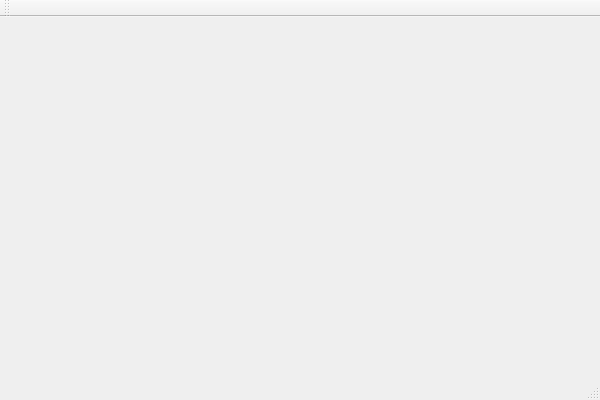
This is forms/mainwindow.ui in petersivak/FeedforwardNeuralNetworkTrainer as Qt 5 draws it before an edit. The edited form follows.
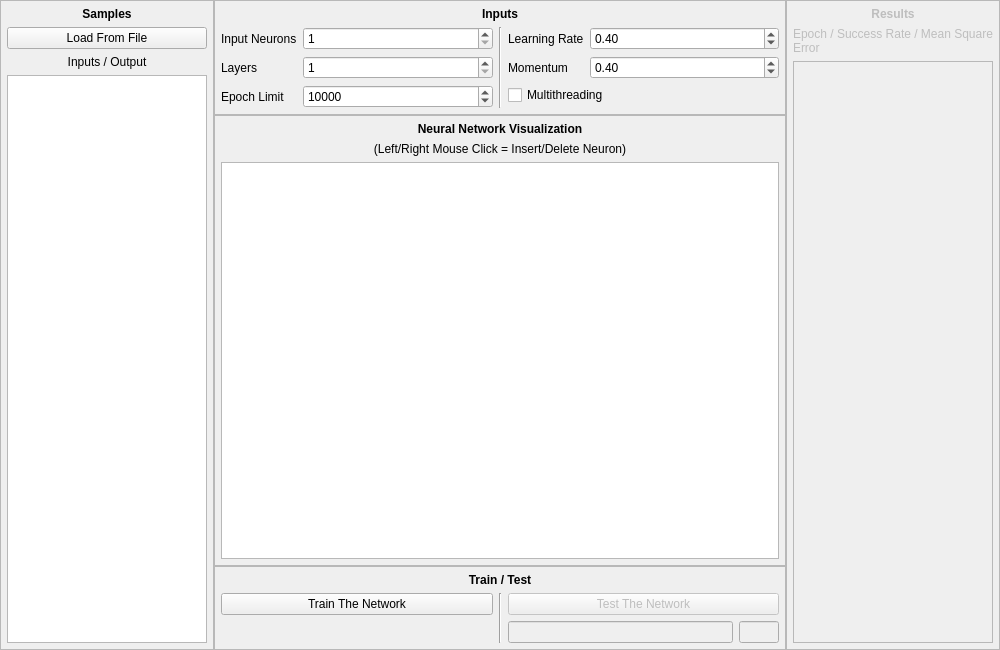
This is the edited form.

Commit message: Created GUI of application

Diff of the .ui file:
```diff
--- a/forms/mainwindow.ui
+++ b/forms/mainwindow.ui
@@ -6,33 +6,641 @@
    <rect>
     <x>0</x>
     <y>0</y>
-    <width>600</width>
-    <height>400</height>
+    <width>1000</width>
+    <height>650</height>
    </rect>
   </property>
   <property name="windowTitle">
    <string>Feedforward Neural Network Trainer</string>
   </property>
-  <widget class="QWidget" name="centralWidget"/>
-  <widget class="QMenuBar" name="menuBar">
-   <property name="geometry">
-    <rect>
-     <x>0</x>
-     <y>0</y>
-     <width>600</width>
-     <height>30</height>
-    </rect>
-   </property>
+  <widget class="QWidget" name="centralWidget">
+   <layout class="QHBoxLayout" name="horizontalLayout">
+    <property name="spacing">
+     <number>0</number>
+    </property>
+    <property name="margin">
+     <number>0</number>
+    </property>
+    <item>
+     <widget class="QFrame" name="samplesPanel">
+      <property name="sizePolicy">
+       <sizepolicy hsizetype="Fixed" vsizetype="Preferred">
+        <horstretch>0</horstretch>
+        <verstretch>0</verstretch>
+       </sizepolicy>
+      </property>
+      <property name="frameShape">
+       <enum>QFrame::StyledPanel</enum>
+      </property>
+      <property name="frameShadow">
+       <enum>QFrame::Raised</enum>
+      </property>
+      <layout class="QVBoxLayout" name="verticalLayout_2">
+       <property name="margin">
+        <number>6</number>
+       </property>
+       <item>
+        <widget class="QLabel" name="samplesLabel">
+         <property name="font">
+          <font>
+           <weight>75</weight>
+           <italic>false</italic>
+           <bold>true</bold>
+          </font>
+         </property>
+         <property name="text">
+          <string>Samples</string>
+         </property>
+         <property name="alignment">
+          <set>Qt::AlignCenter</set>
+         </property>
+        </widget>
+       </item>
+       <item>
+        <widget class="QPushButton" name="loadButton">
+         <property name="text">
+          <string>Load From File</string>
+         </property>
+        </widget>
+       </item>
+       <item>
+        <widget class="QLabel" name="samplesSubLabel">
+         <property name="text">
+          <string>Inputs / Output</string>
+         </property>
+         <property name="alignment">
+          <set>Qt::AlignCenter</set>
+         </property>
+        </widget>
+       </item>
+       <item>
+        <widget class="QPlainTextEdit" name="samplesTextEdit">
+         <property name="sizePolicy">
+          <sizepolicy hsizetype="Ignored" vsizetype="Expanding">
+           <horstretch>0</horstretch>
+           <verstretch>0</verstretch>
+          </sizepolicy>
+         </property>
+         <property name="minimumSize">
+          <size>
+           <width>200</width>
+           <height>0</height>
+          </size>
+         </property>
+         <property name="lineWrapMode">
+          <enum>QPlainTextEdit::NoWrap</enum>
+         </property>
+        </widget>
+       </item>
+      </layout>
+     </widget>
+    </item>
+    <item>
+     <widget class="QWidget" name="middlePanel" native="true">
+      <layout class="QVBoxLayout" name="verticalLayout">
+       <property name="spacing">
+        <number>0</number>
+       </property>
+       <property name="margin">
+        <number>0</number>
+       </property>
+       <item>
+        <widget class="QFrame" name="inputsPanel">
+         <property name="frameShape">
+          <enum>QFrame::StyledPanel</enum>
+         </property>
+         <property name="frameShadow">
+          <enum>QFrame::Raised</enum>
+         </property>
+         <layout class="QVBoxLayout" name="verticalLayout_3">
+          <property name="margin">
+           <number>6</number>
+          </property>
+          <item>
+           <widget class="QLabel" name="inputsLabel">
+            <property name="font">
+             <font>
+              <weight>75</weight>
+              <bold>true</bold>
+             </font>
+            </property>
+            <property name="text">
+             <string>Inputs</string>
+            </property>
+            <property name="alignment">
+             <set>Qt::AlignCenter</set>
+            </property>
+           </widget>
+          </item>
+          <item>
+           <widget class="QWidget" name="widget_6" native="true">
+            <property name="minimumSize">
+             <size>
+              <width>0</width>
+              <height>0</height>
+             </size>
+            </property>
+            <layout class="QHBoxLayout" name="horizontalLayout_4">
+             <property name="margin">
+              <number>0</number>
+             </property>
+             <item>
+              <layout class="QFormLayout" name="formLayout">
+               <property name="fieldGrowthPolicy">
+                <enum>QFormLayout::AllNonFixedFieldsGrow</enum>
+               </property>
+               <property name="rowWrapPolicy">
+                <enum>QFormLayout::DontWrapRows</enum>
+               </property>
+               <item row="0" column="0">
+                <widget class="QLabel" name="inputNeuronsLabel">
+                 <property name="text">
+                  <string>Input Neurons</string>
+                 </property>
+                </widget>
+               </item>
+               <item row="1" column="0">
+                <widget class="QLabel" name="layersLabel">
+                 <property name="text">
+                  <string>Layers</string>
+                 </property>
+                </widget>
+               </item>
+               <item row="2" column="0">
+                <widget class="QLabel" name="epochLimitLabel">
+                 <property name="text">
+                  <string>Epoch Limit</string>
+                 </property>
+                </widget>
+               </item>
+               <item row="0" column="1">
+                <widget class="QSpinBox" name="inputNeuronsSpinBox">
+                 <property name="minimum">
+                  <number>1</number>
+                 </property>
+                 <property name="maximum">
+                  <number>1000</number>
+                 </property>
+                </widget>
+               </item>
+               <item row="1" column="1">
+                <widget class="QSpinBox" name="layersSpinBox">
+                 <property name="minimum">
+                  <number>1</number>
+                 </property>
+                 <property name="maximum">
+                  <number>1000</number>
+                 </property>
+                </widget>
+               </item>
+               <item row="2" column="1">
+                <widget class="QSpinBox" name="epochLimitSpinBox">
+                 <property name="minimum">
+                  <number>1</number>
+                 </property>
+                 <property name="maximum">
+                  <number>1000000000</number>
+                 </property>
+                 <property name="value">
+                  <number>10000</number>
+                 </property>
+                </widget>
+               </item>
+              </layout>
+             </item>
+             <item>
+              <widget class="Line" name="line_2">
+               <property name="orientation">
+                <enum>Qt::Vertical</enum>
+               </property>
+              </widget>
+             </item>
+             <item>
+              <layout class="QFormLayout" name="formLayout_3">
+               <property name="fieldGrowthPolicy">
+                <enum>QFormLayout::AllNonFixedFieldsGrow</enum>
+               </property>
+               <item row="0" column="0">
+                <widget class="QLabel" name="learningRateLabel">
+                 <property name="text">
+                  <string>Learning Rate</string>
+                 </property>
+                </widget>
+               </item>
+               <item row="0" column="1">
+                <widget class="QDoubleSpinBox" name="learningRateSpinBox">
+                 <property name="maximum">
+                  <double>1.000000000000000</double>
+                 </property>
+                 <property name="singleStep">
+                  <double>0.050000000000000</double>
+                 </property>
+                 <property name="value">
+                  <double>0.400000000000000</double>
+                 </property>
+                </widget>
+               </item>
+               <item row="1" column="0">
+                <widget class="QLabel" name="momentumLabel">
+                 <property name="text">
+                  <string>Momentum</string>
+                 </property>
+                </widget>
+               </item>
+               <item row="1" column="1">
+                <widget class="QDoubleSpinBox" name="momentumSpinBox">
+                 <property name="maximum">
+                  <double>1.000000000000000</double>
+                 </property>
+                 <property name="singleStep">
+                  <double>0.050000000000000</double>
+                 </property>
+                 <property name="value">
+                  <double>0.400000000000000</double>
+                 </property>
+                </widget>
+               </item>
+               <item row="2" column="0" colspan="2">
+                <widget class="QCheckBox" name="multithreadingCheckBox">
+                 <property name="text">
+                  <string>Multithreading</string>
+                 </property>
+                </widget>
+               </item>
+              </layout>
+             </item>
+            </layout>
+           </widget>
+          </item>
+         </layout>
+        </widget>
+       </item>
+       <item>
+        <widget class="QFrame" name="visualizationPanel">
+         <property name="frameShape">
+          <enum>QFrame::StyledPanel</enum>
+         </property>
+         <property name="frameShadow">
+          <enum>QFrame::Raised</enum>
+         </property>
+         <layout class="QVBoxLayout" name="verticalLayout_4">
+          <property name="margin">
+           <number>6</number>
+          </property>
+          <item>
+           <widget class="QLabel" name="visualizationLabel">
+            <property name="font">
+             <font>
+              <weight>75</weight>
+              <bold>true</bold>
+             </font>
+            </property>
+            <property name="text">
+             <string>Neural Network Visualization</string>
+            </property>
+            <property name="alignment">
+             <set>Qt::AlignCenter</set>
+            </property>
+           </widget>
+          </item>
+          <item>
+           <widget class="QLabel" name="visualizationSubLabel">
+            <property name="text">
+             <string>(Left/Right Mouse Click = Insert/Delete Neuron)</string>
+            </property>
+            <property name="alignment">
+             <set>Qt::AlignCenter</set>
+            </property>
+           </widget>
+          </item>
+          <item>
+           <widget class="QGraphicsView" name="visualizationGraphicsView">
+            <property name="minimumSize">
+             <size>
+              <width>400</width>
+              <height>250</height>
+             </size>
+            </property>
+           </widget>
+          </item>
+         </layout>
+        </widget>
+       </item>
+       <item>
+        <widget class="QFrame" name="trainTestPanel">
+         <property name="frameShape">
+          <enum>QFrame::StyledPanel</enum>
+         </property>
+         <property name="frameShadow">
+          <enum>QFrame::Raised</enum>
+         </property>
+         <layout class="QVBoxLayout" name="verticalLayout_5">
+          <property name="margin">
+           <number>6</number>
+          </property>
+          <item>
+           <widget class="QLabel" name="trainTestLabel">
+            <property name="font">
+             <font>
+              <weight>75</weight>
+              <bold>true</bold>
+             </font>
+            </property>
+            <property name="text">
+             <string>Train / Test</string>
+            </property>
+            <property name="alignment">
+             <set>Qt::AlignCenter</set>
+            </property>
+           </widget>
+          </item>
+          <item>
+           <widget class="QWidget" name="widget_2" native="true">
+            <layout class="QHBoxLayout" name="horizontalLayout_2">
+             <property name="margin">
+              <number>0</number>
+             </property>
+             <item>
+              <widget class="QWidget" name="trainPanel" native="true">
+               <property name="sizePolicy">
+                <sizepolicy hsizetype="Ignored" vsizetype="Preferred">
+                 <horstretch>0</horstretch>
+                 <verstretch>0</verstretch>
+                </sizepolicy>
+               </property>
+               <layout class="QVBoxLayout" name="verticalLayout_7">
+                <property name="spacing">
+                 <number>6</number>
+                </property>
+                <property name="sizeConstraint">
+                 <enum>QLayout::SetDefaultConstraint</enum>
+                </property>
+                <property name="margin">
+                 <number>0</number>
+                </property>
+                <item>
+                 <widget class="QPushButton" name="trainStopButton">
+                  <property name="text">
+                   <string>Train The Network</string>
+                  </property>
+                 </widget>
+                </item>
+                <item>
+                 <widget class="QStackedWidget" name="stackedWidget_2">
+                  <property name="sizePolicy">
+                   <sizepolicy hsizetype="Preferred" vsizetype="Fixed">
+                    <horstretch>0</horstretch>
+                    <verstretch>0</verstretch>
+                   </sizepolicy>
+                  </property>
+                  <property name="currentIndex">
+                   <number>1</number>
+                  </property>
+                  <widget class="QWidget" name="page_3">
+                   <layout class="QVBoxLayout" name="verticalLayout_9">
+                    <property name="margin">
+                     <number>0</number>
+                    </property>
+                    <item>
+                     <widget class="QProgressBar" name="trainProgressBar">
+                      <property name="value">
+                       <number>24</number>
+                      </property>
+                     </widget>
+                    </item>
+                   </layout>
+                  </widget>
+                  <widget class="QWidget" name="page_3">
+                   <layout class="QVBoxLayout" name="verticalLayout_10">
+                    <property name="margin">
+                     <number>0</number>
+                    </property>
+                    <item>
+                     <widget class="QLabel" name="elapsedTimeLabel">
+                      <property name="text">
+                       <string/>
+                      </property>
+                      <property name="alignment">
+                       <set>Qt::AlignCenter</set>
+                      </property>
+                     </widget>
+                    </item>
+                   </layout>
+                  </widget>
+                 </widget>
+                </item>
+                <item>
+                 <spacer name="verticalSpacer">
+                  <property name="orientation">
+                   <enum>Qt::Vertical</enum>
+                  </property>
+                  <property name="sizeType">
+                   <enum>QSizePolicy::Ignored</enum>
+                  </property>
+                  <property name="sizeHint" stdset="0">
+                   <size>
+                    <width>0</width>
+                    <height>0</height>
+                   </size>
+                  </property>
+                 </spacer>
+                </item>
+               </layout>
+              </widget>
+             </item>
+             <item>
+              <widget class="Line" name="line">
+               <property name="orientation">
+                <enum>Qt::Vertical</enum>
+               </property>
+              </widget>
+             </item>
+             <item>
+              <widget class="QWidget" name="testPanel" native="true">
+               <property name="enabled">
+                <bool>false</bool>
+               </property>
+               <property name="sizePolicy">
+                <sizepolicy hsizetype="Ignored" vsizetype="Preferred">
+                 <horstretch>0</horstretch>
+                 <verstretch>0</verstretch>
+                </sizepolicy>
+               </property>
+               <layout class="QVBoxLayout" name="verticalLayout_8">
+                <property name="margin">
+                 <number>0</number>
+                </property>
+                <item>
+                 <widget class="QPushButton" name="testButton">
+                  <property name="text">
+                   <string>Test The Network</string>
+                  </property>
+                 </widget>
+                </item>
+                <item>
+                 <widget class="QWidget" name="widget_5" native="true">
+                  <layout class="QHBoxLayout" name="horizontalLayout_3">
+                   <property name="spacing">
+                    <number>6</number>
+                   </property>
+                   <property name="margin">
+                    <number>0</number>
+                   </property>
+                   <item>
+                    <widget class="QLineEdit" name="testInputsLineEdit">
+                     <property name="text">
+                      <string/>
+                     </property>
+                     <property name="alignment">
+                      <set>Qt::AlignLeading|Qt::AlignLeft|Qt::AlignVCenter</set>
+                     </property>
+                    </widget>
+                   </item>
+                   <item>
+                    <widget class="QLineEdit" name="testOutputLineEdit">
+                     <property name="sizePolicy">
+                      <sizepolicy hsizetype="Fixed" vsizetype="Fixed">
+                       <horstretch>0</horstretch>
+                       <verstretch>0</verstretch>
+                      </sizepolicy>
+                     </property>
+                     <property name="maximumSize">
+                      <size>
+                       <width>40</width>
+                       <height>16777215</height>
+                      </size>
+                     </property>
+                     <property name="maxLength">
+                      <number>1</number>
+                     </property>
+                     <property name="frame">
+                      <bool>true</bool>
+                     </property>
+                     <property name="alignment">
+                      <set>Qt::AlignCenter</set>
+                     </property>
+                     <property name="dragEnabled">
+                      <bool>false</bool>
+                     </property>
+                     <property name="readOnly">
+                      <bool>true</bool>
+                     </property>
+                     <property name="cursorMoveStyle">
+                      <enum>Qt::LogicalMoveStyle</enum>
+                     </property>
+                    </widget>
+                   </item>
+                  </layout>
+                 </widget>
+                </item>
+                <item>
+                 <spacer name="verticalSpacer_2">
+                  <property name="orientation">
+                   <enum>Qt::Vertical</enum>
+                  </property>
+                  <property name="sizeType">
+                   <enum>QSizePolicy::Ignored</enum>
+                  </property>
+                  <property name="sizeHint" stdset="0">
+                   <size>
+                    <width>0</width>
+                    <height>0</height>
+                   </size>
+                  </property>
+                 </spacer>
+                </item>
+               </layout>
+              </widget>
+             </item>
+            </layout>
+           </widget>
+          </item>
+         </layout>
+        </widget>
+       </item>
+      </layout>
+     </widget>
+    </item>
+    <item>
+     <widget class="QFrame" name="resultsPanel">
+      <property name="enabled">
+       <bool>false</bool>
+      </property>
+      <property name="sizePolicy">
+       <sizepolicy hsizetype="Fixed" vsizetype="Preferred">
+        <horstretch>0</horstretch>
+        <verstretch>0</verstretch>
+       </sizepolicy>
+      </property>
+      <property name="frameShape">
+       <enum>QFrame::StyledPanel</enum>
+      </property>
+      <property name="frameShadow">
+       <enum>QFrame::Raised</enum>
+      </property>
+      <layout class="QVBoxLayout" name="verticalLayout_6">
+       <property name="margin">
+        <number>6</number>
+       </property>
+       <item>
+        <widget class="QLabel" name="resultsLabel">
+         <property name="font">
+          <font>
+           <weight>75</weight>
+           <bold>true</bold>
+          </font>
+         </property>
+         <property name="text">
+          <string>Results</string>
+         </property>
+         <property name="alignment">
+          <set>Qt::AlignCenter</set>
+         </property>
+        </widget>
+       </item>
+       <item>
+        <widget class="QLabel" name="resultsSubLabel">
+         <property name="sizePolicy">
+          <sizepolicy hsizetype="Ignored" vsizetype="Preferred">
+           <horstretch>0</horstretch>
+           <verstretch>0</verstretch>
+          </sizepolicy>
+         </property>
+         <property name="text">
+          <string>Epoch / Success Rate / Mean Square Error</string>
+         </property>
+         <property name="wordWrap">
+          <bool>true</bool>
+         </property>
+        </widget>
+       </item>
+       <item>
+        <widget class="QPlainTextEdit" name="resultsTextEdit">
+         <property name="sizePolicy">
+          <sizepolicy hsizetype="Ignored" vsizetype="Expanding">
+           <horstretch>0</horstretch>
+           <verstretch>0</verstretch>
+          </sizepolicy>
+         </property>
+         <property name="minimumSize">
+          <size>
+           <width>200</width>
+           <height>0</height>
+          </size>
+         </property>
+         <property name="lineWrapMode">
+          <enum>QPlainTextEdit::NoWrap</enum>
+         </property>
+         <property name="readOnly">
+          <bool>true</bool>
+         </property>
+        </widget>
+       </item>
+      </layout>
+     </widget>
+    </item>
+   </layout>
   </widget>
-  <widget class="QToolBar" name="mainToolBar">
-   <attribute name="toolBarArea">
-    <enum>TopToolBarArea</enum>
-   </attribute>
-   <attribute name="toolBarBreak">
-    <bool>false</bool>
-   </attribute>
-  </widget>
-  <widget class="QStatusBar" name="statusBar"/>
  </widget>
  <layoutdefault spacing="6" margin="11"/>
  <resources/>
```
